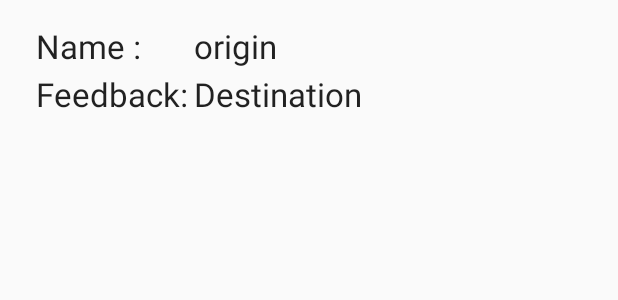
After one commit to saini07/MapRoute, an Android app: the layout feedback_card.xml on its own in the app's theme, with its tools: preview values and no code run, on a phone screen of 412 x 824 dp. The commit adds this screen. Shown: the top 300 px of the screen. Run offline under Robolectric (Android 15) with nearby library versions, the phone set to English and light mode, and no system bars.

Commit message:
5th june noon

```diff
--- /dev/null
+++ b/app/src/main/res/layout/feedback_card.xml
@@ -0,0 +1,57 @@
+<?xml version="1.0" encoding="utf-8"?>
+<RelativeLayout
+    xmlns:android="http://schemas.android.com/apk/res/android"
+    xmlns:app="http://schemas.android.com/apk/res-auto"
+    xmlns:tools="http://schemas.android.com/tools"
+    android:layout_width="match_parent"
+    android:layout_height="match_parent">
+
+
+    <TextView
+        android:id="@+id/textView5"
+        android:layout_width="wrap_content"
+        android:layout_height="wrap_content"
+        android:layout_alignParentStart="true"
+        android:layout_alignParentTop="true"
+        android:layout_marginRight="5dp"
+        android:layout_marginStart="24dp"
+        android:layout_marginTop="16dp"
+        android:text="Name : "
+        android:textAppearance="@style/Base.TextAppearance.AppCompat.Large" />
+
+    <TextView
+        android:id="@+id/cus_fb"
+        android:layout_width="wrap_content"
+        android:layout_height="wrap_content"
+        android:layout_alignParentStart="true"
+        android:layout_alignParentLeft="true"
+        android:layout_alignTop="@+id/textView5"
+        android:layout_marginStart="129dp"
+        android:layout_marginLeft="12dp"
+        android:text="origin"
+        android:textAppearance="@style/Base.TextAppearance.AppCompat.Large" />
+
+
+    <TextView
+        android:id="@+id/textView7"
+        android:layout_width="wrap_content"
+        android:layout_height="wrap_content"
+        android:layout_alignParentTop="true"
+        android:layout_alignStart="@+id/textView5"
+        android:layout_alignLeft="@id/textView5"
+        android:layout_marginRight="5dp"
+        android:layout_marginTop="48dp"
+        android:text="Feedback:"
+        android:textAppearance="@style/Base.TextAppearance.AppCompat.Large"/>
+
+    <TextView
+        android:id="@+id/fb"
+        android:layout_width="wrap_content"
+        android:layout_height="wrap_content"
+        android:layout_alignStart="@+id/cus_fb"
+        android:layout_alignLeft="@+id/cus_fb"
+        android:layout_alignTop="@+id/textView7"
+        android:text="Destination"
+        android:textAppearance="@style/Base.TextAppearance.AppCompat.Large"/>
+
+</RelativeLayout>
```
Also changed, not shown: app/src/main/AndroidManifest.xml (+3 -4 lines), app/src/main/java/com/example/saini/maproute/FeedbackDisplay.java (added, +76 -0 lines), app/src/main/java/com/example/saini/maproute/FeedbackList.java (added, +41 -0 lines), app/src/main/res/layout/activity_feedback_display.xml (added, +16 -0 lines), app/src/main/res/layout/nav_header_navigate.xml (+1 -13 lines).
